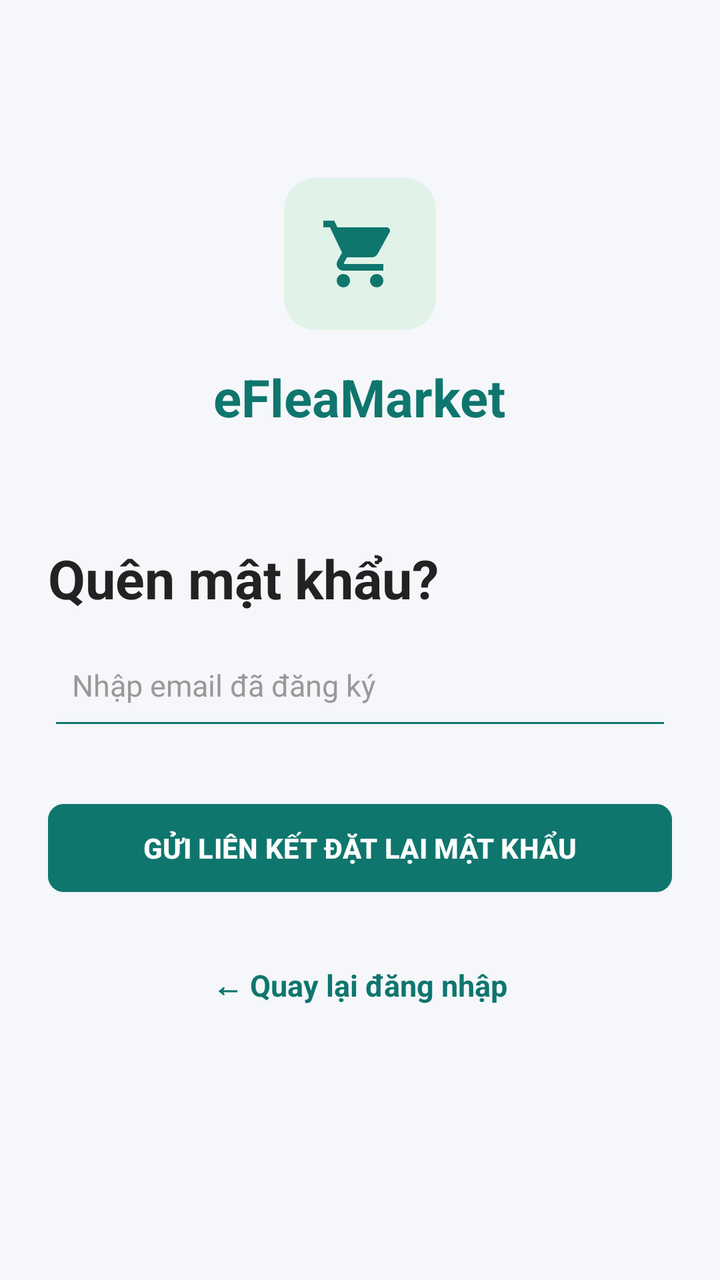
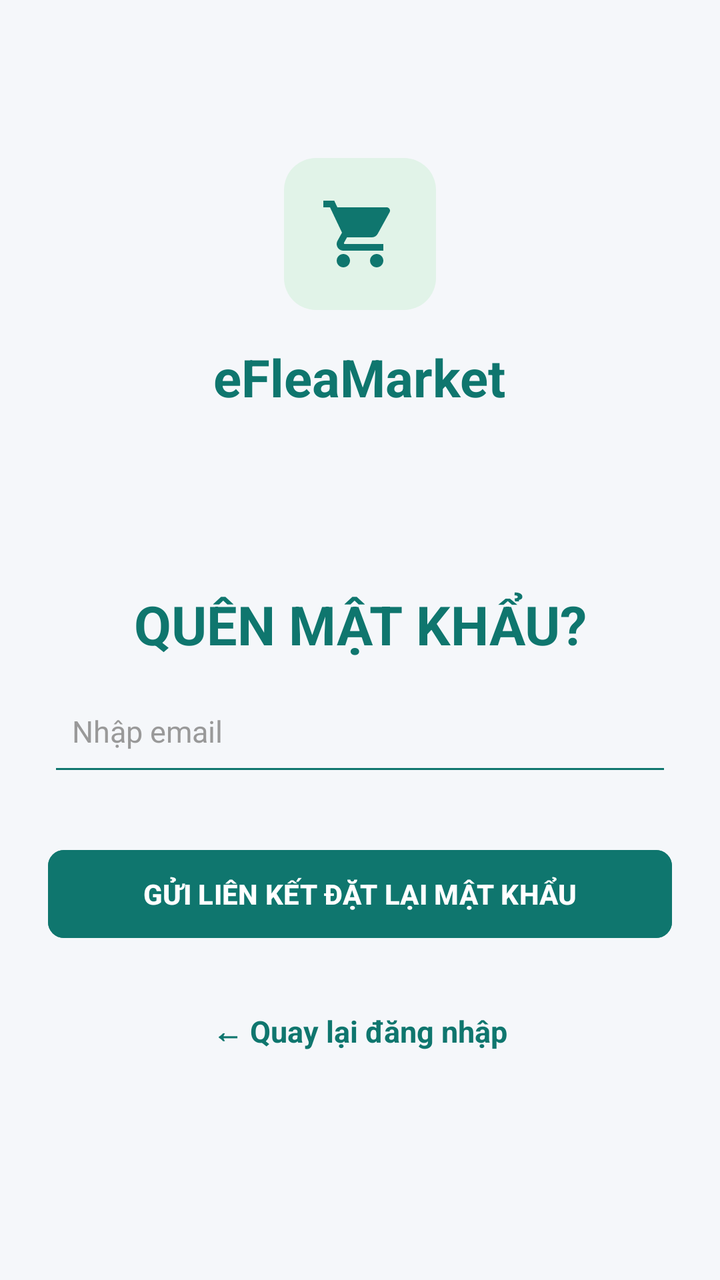

Two renders of the same Android screen: before a commit and after it. Below are the layout's source before the change and the commit's diff.
<!-- AndroidManifest.xml: application theme Theme.EFleaMarket -->
<!-- res/layout/forgot_password.xml -->
<?xml version="1.0" encoding="utf-8"?>
<ScrollView xmlns:android="http://schemas.android.com/apk/res/android"
    xmlns:app="http://schemas.android.com/apk/res-auto"
    android:layout_width="match_parent"
    android:layout_height="match_parent"
    android:background="#F5F7FA"
    android:fillViewport="true">

    <LinearLayout
        android:layout_width="match_parent"
        android:layout_height="match_parent"
        android:orientation="vertical"
        android:padding="24dp">

        
        <ImageView
            android:layout_width="76dp"
            android:layout_height="76dp"
            android:layout_gravity="center_horizontal"
            android:layout_marginTop="65dp"
            android:background="@drawable/bg_circle_logo"
            android:contentDescription="@string/app_name"
            android:padding="18dp"
            android:src="@drawable/ic_shopping_cart"
            app:tint="#0F766E" />

        
        <TextView
            android:layout_width="wrap_content"
            android:layout_height="wrap_content"
            android:layout_gravity="center_horizontal"
            android:layout_marginTop="16dp"
            android:text="eFleaMarket"
            android:textColor="#0F766E"
            android:textSize="26sp"
            android:textStyle="bold" />

        
        <TextView
            android:layout_width="match_parent"
            android:layout_height="wrap_content"
            android:layout_marginTop="55dp"
            android:text="Quên mật khẩu?"
            android:textColor="#222222"
            android:textSize="27sp"
            android:textStyle="bold" />


        
        <EditText
            android:id="@+id/etResetEmail"
            android:layout_width="match_parent"
            android:layout_height="55dp"
            android:layout_marginTop="8dp"
            android:autofillHints="emailAddress"
            android:backgroundTint="#0F766E"
            android:hint="Nhập email đã đăng ký"
            android:inputType="textEmailAddress"
            android:padding="12dp"
            android:textColor="#222222"
            android:textColorHint="#999999"
            android:textSize="15sp" />

        
        <Button
            android:id="@+id/btnSendResetEmail"
            android:layout_width="match_parent"
            android:layout_height="52dp"
            android:layout_marginTop="28dp"
            android:backgroundTint="#0F766E"
            android:text="GỬI LIÊN KẾT ĐẶT LẠI MẬT KHẨU"
            android:textColor="#FFFFFF"
            android:textSize="14sp"
            android:textStyle="bold"
            app:cornerRadius="8dp" />

        
        <TextView
            android:id="@+id/tvBackToLogin"
            android:layout_width="wrap_content"
            android:layout_height="wrap_content"
            android:layout_gravity="center_horizontal"
            android:layout_marginTop="24dp"
            android:padding="8dp"
            android:text="← Quay lại đăng nhập"
            android:textColor="#0F766E"
            android:textSize="15sp"
            android:textStyle="bold" />

    </LinearLayout>

</ScrollView>
<!-- resources referenced by this layout -->
<resources>
  <!-- drawable bg_circle_logo (drawable) -->
  <shape xmlns:android="http://schemas.android.com/apk/res/android"
      android:shape="rectangle">
      <solid android:color="#E1F3E8" />
      <corners android:radius="16dp" />
  </shape>
  <!-- drawable ic_shopping_cart (drawable) -->
  <vector xmlns:android="http://schemas.android.com/apk/res/android"
      android:width="24dp"
      android:height="24dp"
      android:viewportWidth="24"
      android:viewportHeight="24">
    <path
        android:fillColor="#0F766E"
        android:pathData="M7,18c-1.1,0 -1.99,0.9 -1.99,2s0.89,2 1.99,2s2,-0.9 2,-2s-0.9,-2 -2,-2zM1,2v2h2l3.6,7.59l-1.35,2.45c-0.16,0.28 -0.25,0.61 -0.25,0.96c0,1.1 0.9,2 2,2h12v-2H7.42c-0.14,0 -0.25,-0.11 -0.25,-0.25l0.03,-0.12l0.9,-1.63h7.45c0.75,0 1.41,-0.41 1.75,-1.03l3.58,-6.49c0.08,-0.14 0.12,-0.31 0.12,-0.48c0,-0.55 -0.45,-1 -1,-1H5.21l-0.94,-2H1zM17,18c-1.1,0 -1.99,0.9 -1.99,2s0.89,2 1.99,2s2,-0.9 2,-2s-0.9,-2 -2,-2z"/>
  </vector>
  <string name="app_name">eFlea Market</string>
  <style name="Theme.EFleaMarket" parent="Base.Theme.EFleaMarket" />
  <style name="Base.Theme.EFleaMarket" parent="Theme.Material3.DayNight.NoActionBar">
          
          <item name="colorPrimary">@color/primary_green</item>
      </style>
  <color name="primary_green">#0F766E</color>
</resources>

<!-- the commit's change to res/layout/forgot_password.xml (unified diff, before → after) -->
@@ -12,19 +12,17 @@
         android:orientation="vertical"
         android:padding="24dp">
 
-        
         <ImageView
             android:layout_width="76dp"
             android:layout_height="76dp"
             android:layout_gravity="center_horizontal"
-            android:layout_marginTop="65dp"
+            android:layout_marginTop="55dp"
             android:background="@drawable/bg_circle_logo"
             android:contentDescription="@string/app_name"
             android:padding="18dp"
             android:src="@drawable/ic_shopping_cart"
             app:tint="#0F766E" />
 
-        
         <TextView
             android:layout_width="wrap_content"
             android:layout_height="wrap_content"
@@ -35,18 +33,16 @@
             android:textSize="26sp"
             android:textStyle="bold" />
 
-        
         <TextView
             android:layout_width="match_parent"
             android:layout_height="wrap_content"
-            android:layout_marginTop="55dp"
-            android:text="Quên mật khẩu?"
-            android:textColor="#222222"
+            android:layout_marginTop="88dp"
+            android:text="QUÊN MẬT KHẨU?"
+            android:textColor="#0F766E"
             android:textSize="27sp"
-            android:textStyle="bold" />
+            android:textStyle="bold"
+            android:gravity="center"/>
 
-
-        
         <EditText
             android:id="@+id/etResetEmail"
             android:layout_width="match_parent"
@@ -54,14 +50,13 @@
             android:layout_marginTop="8dp"
             android:autofillHints="emailAddress"
             android:backgroundTint="#0F766E"
-            android:hint="Nhập email đã đăng ký"
+            android:hint="Nhập email "
             android:inputType="textEmailAddress"
             android:padding="12dp"
             android:textColor="#222222"
             android:textColorHint="#999999"
             android:textSize="15sp" />
 
-        
         <Button
             android:id="@+id/btnSendResetEmail"
             android:layout_width="match_parent"
@@ -74,7 +69,6 @@
             android:textStyle="bold"
             app:cornerRadius="8dp" />
 
-        
         <TextView
             android:id="@+id/tvBackToLogin"
             android:layout_width="wrap_content"
